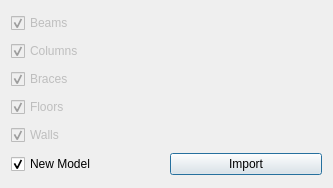
The window that widgets/import_model.ui (ebrahimraeyat/civilTools) describes before a commit, drawn with Qt 5.
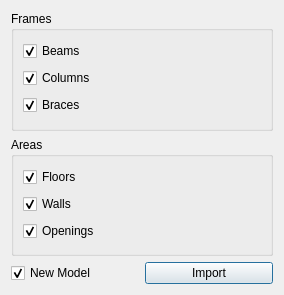
The same window after the commit. Icons and pictures are not drawn.

Commit message: import separate elements into FreeCAD

Diff of the .ui file:
```diff
--- a/widgets/import_model.ui
+++ b/widgets/import_model.ui
@@ -6,8 +6,8 @@
    <rect>
     <x>0</x>
     <y>0</y>
-    <width>333</width>
-    <height>188</height>
+    <width>284</width>
+    <height>295</height>
    </rect>
   </property>
   <property name="windowTitle">
@@ -17,11 +17,17 @@
    <iconset resource="../civiltools.qrc">
     <normaloff>:/civiltools/images/etabs.png</normaloff>:/civiltools/images/etabs.png</iconset>
   </property>
+  <layout class="QVBoxLayout" name="verticalLayout_2">
+   <item>
+    <widget class="QGroupBox" name="groupBox">
+     <property name="title">
+      <string>Frames</string>
+     </property>
   <layout class="QVBoxLayout" name="verticalLayout">
    <item>
     <widget class="QCheckBox" name="beams">
      <property name="enabled">
-      <bool>false</bool>
+         <bool>true</bool>
      </property>
      <property name="text">
       <string>Beams</string>
@@ -34,7 +40,7 @@
    <item>
     <widget class="QCheckBox" name="columns">
      <property name="enabled">
-      <bool>false</bool>
+         <bool>true</bool>
      </property>
      <property name="text">
       <string>Columns</string>
@@ -47,7 +53,7 @@
    <item>
     <widget class="QCheckBox" name="braces">
      <property name="enabled">
-      <bool>false</bool>
+         <bool>true</bool>
      </property>
      <property name="text">
       <string>Braces</string>
@@ -57,10 +63,19 @@
      </property>
     </widget>
    </item>
+     </layout>
+    </widget>
+   </item>
+   <item>
+    <widget class="QGroupBox" name="groupBox_2">
+     <property name="title">
+      <string>Areas</string>
+     </property>
+     <layout class="QVBoxLayout" name="verticalLayout_3">
    <item>
     <widget class="QCheckBox" name="floors">
      <property name="enabled">
-      <bool>false</bool>
+         <bool>true</bool>
      </property>
      <property name="text">
       <string>Floors</string>
@@ -73,7 +88,7 @@
    <item>
     <widget class="QCheckBox" name="walls">
      <property name="enabled">
-      <bool>false</bool>
+         <bool>true</bool>
      </property>
      <property name="text">
       <string>Walls</string>
@@ -81,6 +96,22 @@
      <property name="checked">
       <bool>true</bool>
      </property>
+       </widget>
+      </item>
+      <item>
+       <widget class="QCheckBox" name="openings">
+        <property name="enabled">
+         <bool>true</bool>
+        </property>
+        <property name="text">
+         <string>Openings</string>
+        </property>
+        <property name="checked">
+         <bool>true</bool>
+        </property>
+       </widget>
+      </item>
+     </layout>
     </widget>
    </item>
    <item>
```
Lines whose indentation alone changed are shown as unchanged. The commit also changes 2 other files.
